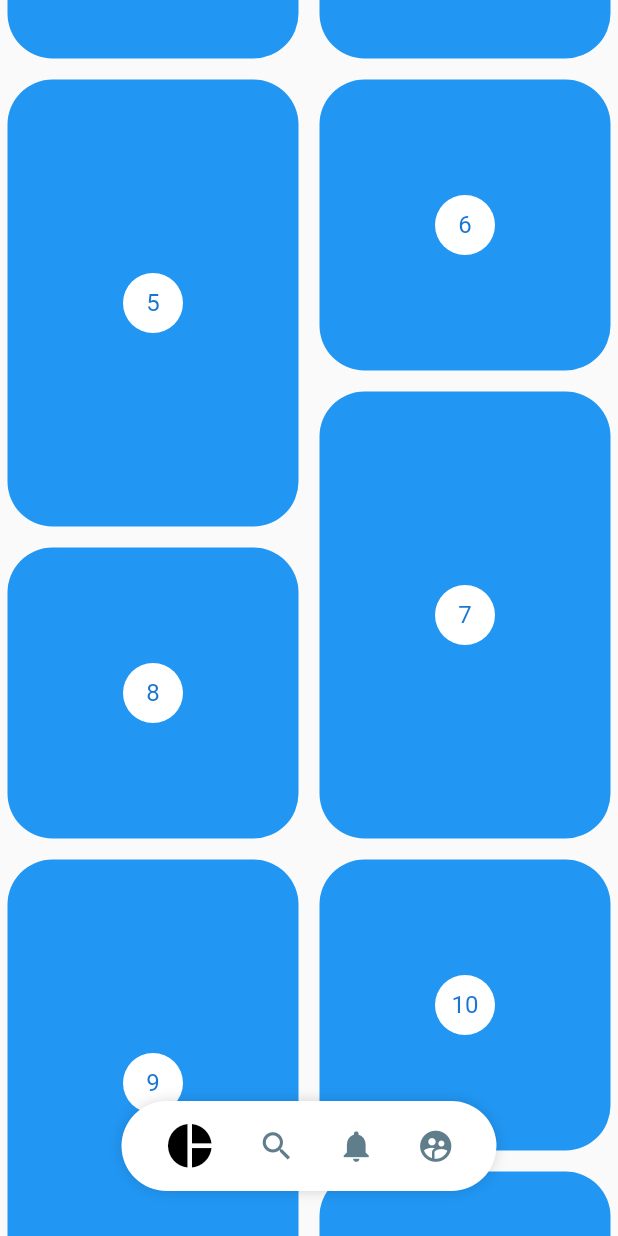
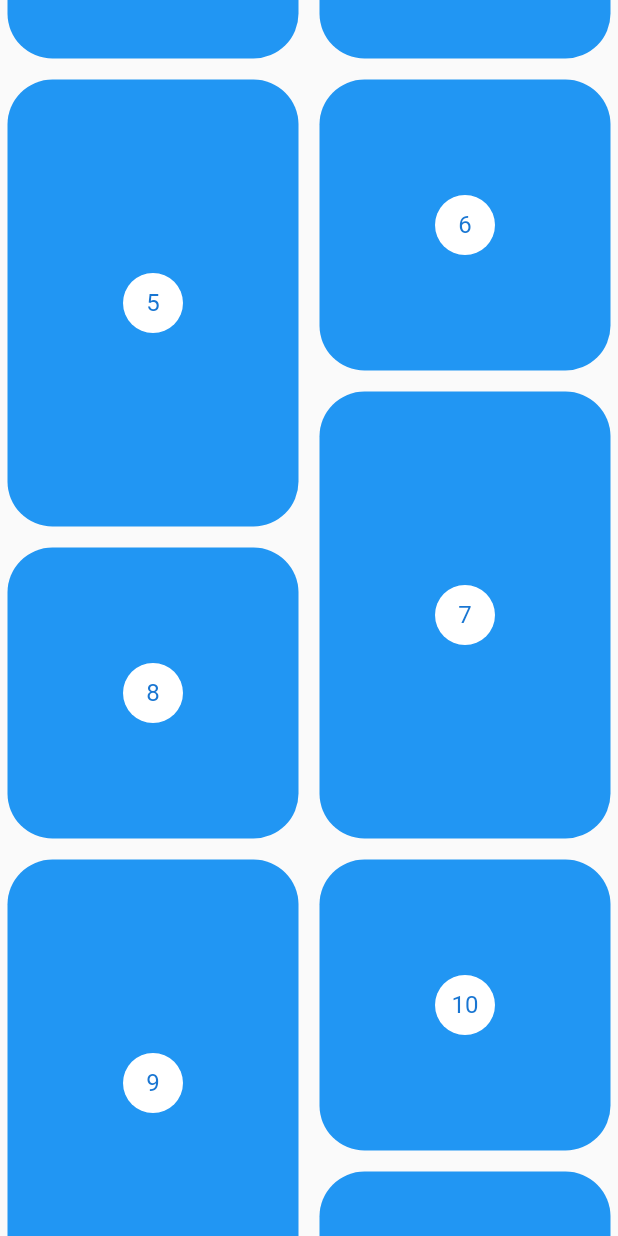
Before and after one commit to EstebanIndiveri/layoutcurrent, a Flutter app: the screen it shows after launch, scrolled down 576 dp, on a phone screen of 412 x 824 dp. Run offline on Flutter 3.47's test engine with Material 2 defaults, Android fonts, the phone set to English and light mode, and no system bars.

Commit message:
change opacity widget

```diff
--- a/lib/src/pages/pinterest_page.dart
+++ b/lib/src/pages/pinterest_page.dart
@@ -8,7 +8,9 @@ class Pinterest extends StatelessWidget {
 
   @override
   Widget build(BuildContext context) {
-    return Scaffold(
+    return ChangeNotifierProvider(
+      create: (_) => new _MenuModel(),
+      child: Scaffold(
         // body: PinterestGrid(),
         // body: PinterestGrid(),
         body: Stack(
@@ -16,6 +18,7 @@ class Pinterest extends StatelessWidget {
             PinterestGrid(),
             _PinterestMenuLocation(),
           ],
+        ),
       ),
     );
   }
@@ -25,13 +28,15 @@ class _PinterestMenuLocation extends StatelessWidget {
   @override
   Widget build(BuildContext context) {
     final widthScreen = MediaQuery.of(context).size.width;
-
+    final view = Provider.of<_MenuModel>(context).view;
     return Positioned(
         bottom: 30,
         child: Container(
           width: widthScreen,
           child: Align(
-            child: PinterestMenu(),
+            child: PinterestMenu(
+              view: view,
+            ),
           ),
         ));
   }
@@ -55,8 +60,10 @@ class _PinterestGridState extends State<PinterestGrid> {
       // print('Screoll ${controller.offset}');
       if (controller.offset > scrollBehind) {
         print('occultar');
+        Provider.of<_MenuModel>(context, listen: false).view = false;
       } else {
-        print('mostrar menu');
+        Provider.of<_MenuModel>(context, listen: false).view = true;
+        // print('mostrar menu');
       }
       scrollBehind = controller.offset;
     });
@@ -102,3 +109,13 @@ class _PinterestItem extends StatelessWidget {
         ));
   }
 }
+
+class _MenuModel with ChangeNotifier {
+  bool _view = true;
+
+  bool get view => this._view;
+  set view(bool valor) {
+    this._view = valor;
+    notifyListeners();
+  }
+}
--- a/lib/src/widget/pinterest_menu.dart
+++ b/lib/src/widget/pinterest_menu.dart
@@ -1,37 +1,50 @@
 import 'package:flutter/material.dart';
 import 'package:provider/provider.dart';
 
-class PinterestButton{
+class PinterestButton {
   final Function onPressed;
   final IconData icon;
 
-  PinterestButton({
-    @required this.onPressed,
-    @required this.icon
-    });
+  PinterestButton({@required this.onPressed, @required this.icon});
 }
 
 class PinterestMenu extends StatelessWidget {
-  final List<PinterestButton> items=[
-    PinterestButton(icon: Icons.pie_chart,onPressed: () {
+  final bool view;
+  PinterestMenu({
+    this.view = true,
+  });
+  final List<PinterestButton> items = [
+    PinterestButton(
+        icon: Icons.pie_chart,
+        onPressed: () {
           print('icon pie_chart');
         }),
-      PinterestButton(icon: Icons.search,onPressed: () {
+    PinterestButton(
+        icon: Icons.search,
+        onPressed: () {
           print('icon search');
         }),
-      PinterestButton(icon: Icons.notifications,onPressed: () {
+    PinterestButton(
+        icon: Icons.notifications,
+        onPressed: () {
           print('icon notifications');
         }),
-      PinterestButton(icon: Icons.supervised_user_circle,onPressed: () {
+    PinterestButton(
+        icon: Icons.supervised_user_circle,
+        onPressed: () {
           print('icon supervised_user_circle');
         })
   ];
   @override
   Widget build(BuildContext context) {
     return ChangeNotifierProvider(
-        create: (_)=>new _MenuModel(),
+      create: (_) => new _MenuModel(),
+      child: AnimatedOpacity(
+        duration: Duration(milliseconds: 250),
+        opacity: (view) ? 1 : 0,
         child: _PinterestMenuBackground(
-        child:_MenuItems(items),
+          child: _MenuItems(items),
+        ),
       ),
     );
   }
@@ -48,17 +61,16 @@ class _PinterestMenuBackground extends StatelessWidget {
       width: 250,
       height: 60,
       decoration: BoxDecoration(
-        color:Colors.white,
+          color: Colors.white,
           borderRadius: BorderRadius.all(Radius.circular(100)),
           boxShadow: <BoxShadow>[
             BoxShadow(
               color: Colors.black38,
-            offset: Offset(0,0),
+              offset: Offset(0, 0),
               blurRadius: 10,
               spreadRadius: -5,
             )
-        ]
-      ),
+          ]),
     );
   }
 }
@@ -67,10 +79,11 @@ class _MenuItems extends StatelessWidget {
   final List<PinterestButton> menuItems;
   _MenuItems(this.menuItems);
   @override
-  Widget build(BuildContext context){
+  Widget build(BuildContext context) {
     return Row(
       mainAxisAlignment: MainAxisAlignment.spaceEvenly,
-      children: List.generate(menuItems.length, (index) => _PinterestMenuButton(index,menuItems[index])),
+      children: List.generate(menuItems.length,
+          (index) => _PinterestMenuButton(index, menuItems[index])),
     );
   }
 }
@@ -78,37 +91,35 @@ class _MenuItems extends StatelessWidget {
 class _PinterestMenuButton extends StatelessWidget {
   final int index;
   final PinterestButton item;
-  _PinterestMenuButton(this.index,this.item);
+  _PinterestMenuButton(this.index, this.item);
   @override
   Widget build(BuildContext context) {
-    final itemselected=Provider.of<_MenuModel>(context).itemSelected;
+    final itemselected = Provider.of<_MenuModel>(context).itemSelected;
 
     return GestureDetector(
       behavior: HitTestBehavior.translucent,
-          onTap: (){
-            Provider.of<_MenuModel>(context,listen: false).itemSelected=index;
+      onTap: () {
+        Provider.of<_MenuModel>(context, listen: false).itemSelected = index;
         item.onPressed();
-
       },
       child: Container(
         child: Icon(
           item.icon,
-            size: (itemselected==index)?35:25,
-            color: (itemselected==index)?Colors.black:Colors.blueGrey,
+          size: (itemselected == index) ? 35 : 25,
+          color: (itemselected == index) ? Colors.black : Colors.blueGrey,
         ),
-
       ),
     );
   }
 }
 
-class _MenuModel with ChangeNotifier{
-  int _itemSelected=0;
+class _MenuModel with ChangeNotifier {
+  int _itemSelected = 0;
 
-  int get itemSelected=>this._itemSelected;
+  int get itemSelected => this._itemSelected;
 
-  set itemSelected(int index){
-    this._itemSelected=index;
+  set itemSelected(int index) {
+    this._itemSelected = index;
     notifyListeners();
   }
 }
```
Lines whose indentation alone changed are shown as unchanged.
